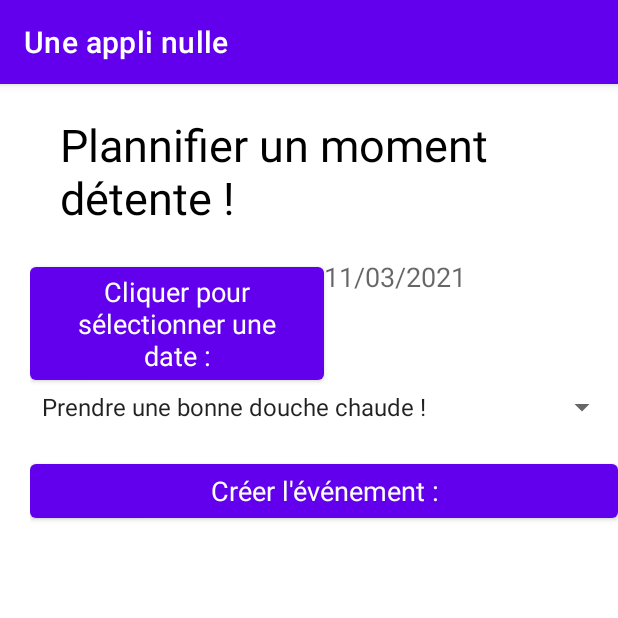
After one commit to Alexandrine-Labbe/ProjetAndroid, an Android app: the EventActivity screen opened directly, with no data from a screen before it, on a phone screen of 412 x 824 dp, the top half of it. The commit adds this screen. Run offline under Robolectric (Android 15) with nearby library versions, the phone set to English and light mode, and no system bars; network calls fail.

Commit message:
:sparkles: calendar events

```diff
--- /dev/null
+++ b/app/src/main/java/fr/alexandrine/uneapplinulle/EventActivity.java
@@ -0,0 +1,145 @@
+package fr.alexandrine.uneapplinulle;
+
+import androidx.appcompat.app.AppCompatActivity;
+import androidx.core.app.ActivityCompat;
+
+import android.Manifest;
+import android.app.DatePickerDialog;
+import android.app.Dialog;
+import android.content.ContentResolver;
+import android.content.ContentValues;
+import android.content.pm.PackageManager;
+import android.net.Uri;
+import android.os.Bundle;
+import android.provider.CalendarContract;
+import android.util.Log;
+import android.view.View;
+import android.widget.AdapterView;
+import android.widget.ArrayAdapter;
+import android.widget.DatePicker;
+import android.widget.Spinner;
+import android.widget.TextView;
+import android.widget.Toast;
+
+import java.text.DecimalFormat;
+import java.util.ArrayList;
+import java.util.Calendar;
+import java.util.HashMap;
+import java.util.List;
+import java.util.Map;
+
+public class EventActivity extends AppCompatActivity {
+
+    private DatePicker datePicker;
+    private Calendar calendar;
+    private TextView dateView;
+    private Spinner eventSpinner;
+    private int year, month, day;
+    private int selectedYear;
+    private String selectedMonth, selectedDay;
+    private final DecimalFormat twodigits = new DecimalFormat("00");
+    private Map<String, String> events_map;
+
+
+
+    @Override
+    protected void onCreate(Bundle savedInstanceState) {
+        super.onCreate(savedInstanceState);
+        setContentView(R.layout.activity_event);
+
+        dateView = (TextView) findViewById(R.id.dateText);
+        calendar = Calendar.getInstance();
+        year = calendar.get(Calendar.YEAR);
+        selectedYear = calendar.get(Calendar.YEAR);
+        month = calendar.get(Calendar.MONTH);
+        selectedMonth = String.valueOf(calendar.get(Calendar.MONTH));
+        day = calendar.get(Calendar.DAY_OF_MONTH);
+        selectedDay = String.valueOf(calendar.get(Calendar.DAY_OF_MONTH));
+
+        showDate(year, twodigits.format(month+1), twodigits.format(day));
+
+        eventSpinner = findViewById(R.id.event_spinner);
+
+        String[] eventsTitle = this.getResources().getStringArray(R.array.events_array);
+        String[] eventsDescription = this.getResources().getStringArray(R.array.events_desc_array);
+
+        ArrayAdapter<String> dataAdapter = new ArrayAdapter<>(this, android.R.layout.simple_spinner_item, eventsTitle);
+
+        dataAdapter.setDropDownViewResource(android.R.layout.simple_spinner_dropdown_item);
+
+        eventSpinner.setAdapter(dataAdapter);
+
+        events_map = new HashMap<>();
+
+        for (int i = 0; i < eventsTitle.length; i++) {
+            events_map.put(eventsTitle[i], eventsDescription[i]);
+        }
+
+        if (ActivityCompat.checkSelfPermission(this, Manifest.permission.WRITE_CALENDAR) != PackageManager.PERMISSION_GRANTED)
+        {
+            ActivityCompat.requestPermissions(this, new String[]{Manifest.permission.WRITE_CALENDAR}, 0);
+
+        }
+
+
+    }
+
+    private void showDate(int year, String month, String day) {
+        selectedDay = day;
+        selectedMonth = month;
+        selectedYear = year;
+
+        dateView.setText(new StringBuilder().append(day).append("/")
+                .append(month).append("/").append(year));
+    }
+
+    @SuppressWarnings("deprecation")
+    public void setDate(View view) {
+        showDialog(999);
+    }
+
+    @SuppressWarnings("deprecation")
+    @Override
+    protected Dialog onCreateDialog(int id) {
+        // TODO Auto-generated method stub
+        if (id == 999) {
+            return new DatePickerDialog(this,
+                    myDateListener, year, month, day);
+        }
+        return null;
+    }
+
+    private final DatePickerDialog.OnDateSetListener myDateListener = (arg0, arg1, arg2, arg3) -> showDate(arg1, twodigits.format(arg2+1),  twodigits.format(arg3));
+
+    public void createEvent(View view)
+    {
+        long calID = 1;
+        long startMillis = 0;
+        Calendar beginTime = Calendar.getInstance();
+        beginTime.set(selectedYear, Integer.parseInt(selectedMonth) - 1, Integer.parseInt(selectedDay));
+
+
+        startMillis = beginTime.getTimeInMillis();
+        String title = eventSpinner.getSelectedItem().toString();
+        String desc = events_map.get(title);
+
+        ContentResolver cr = getContentResolver();
+        ContentValues values = new ContentValues();
+        values.put(CalendarContract.Events.DTSTART, startMillis);
+        values.put(CalendarContract.Events.DTEND, startMillis);
+        values.put(CalendarContract.Events.TITLE, title);
+        values.put(CalendarContract.Events.ALL_DAY, 1);
+        values.put(CalendarContract.Events.DESCRIPTION, desc);
+        values.put(CalendarContract.Events.CALENDAR_ID, calID);
+        values.put(CalendarContract.Events.EVENT_TIMEZONE, "Europe/Paris");
+        cr.insert(CalendarContract.Events.CONTENT_URI, values);
+
+        Log.d("EventActivity", values.toString());
+
+        Toast toast = Toast.makeText(getApplicationContext(), R.string.event_added, Toast.LENGTH_LONG);
+        toast.show();
+    }
+
+
+
+}
--- /dev/null
+++ b/app/src/main/res/layout/activity_event.xml
@@ -0,0 +1,73 @@
+<?xml version="1.0" encoding="utf-8"?>
+<LinearLayout xmlns:android="http://schemas.android.com/apk/res/android"
+    xmlns:app="http://schemas.android.com/apk/res-auto"
+    xmlns:tools="http://schemas.android.com/tools"
+    android:layout_width="match_parent"
+    android:layout_height="match_parent"
+    android:orientation="vertical"
+    android:layout_marginLeft="20dp"
+    tools:context=".EventActivity"
+    android:layout_marginStart="20dp">
+
+    <TextView
+        android:text="@string/create_event_msg"
+        android:textSize="30sp"
+        android:layout_width="match_parent"
+        android:layout_height="wrap_content"
+        android:layout_marginLeft="20dp"
+        android:layout_marginStart="20dp"
+        android:layout_marginTop="20dp"
+        android:layout_marginBottom="20dp"
+        android:textColor="@color/black"
+        />
+    <LinearLayout
+        android:layout_width="fill_parent"
+        android:layout_height="wrap_content"
+        android:orientation="horizontal"
+        >
+        <Button
+            android:id="@+id/dateLabel"
+            android:layout_width="fill_parent"
+            android:layout_height="fill_parent"
+            android:layout_weight="50"
+            android:text="@string/date_label_set"
+            android:onClick="setDate"
+            android:textAppearance="?android:attr/textAppearanceMedium" />
+
+        <TextView
+            android:id="@+id/dateText"
+            android:layout_width="fill_parent"
+            android:layout_height="fill_parent"
+            android:layout_weight="50"
+            android:text=""
+            android:textAppearance="?android:attr/textAppearanceMedium" />
+
+    </LinearLayout>
+
+
+
+    <Spinner
+        android:id="@+id/event_spinner"
+        android:layout_width="match_parent"
+        android:layout_height="wrap_content"
+        android:prompt="@string/spinner_title"/>
+
+    <LinearLayout
+        android:layout_width="fill_parent"
+        android:layout_height="wrap_content"
+        android:orientation="horizontal"
+        >
+
+        <Button
+            android:id="@+id/validate_event_btn"
+            android:layout_width="0dp"
+            android:layout_height="fill_parent"
+            android:layout_weight="1"
+            android:onClick="createEvent"
+            android:text="@string/validate_event"
+            android:textAppearance="?android:attr/textAppearanceMedium"
+            android:layout_marginVertical="20dp"/>
+    </LinearLayout>
+
+
+</LinearLayout>
--- a/app/src/main/res/values/strings.xml
+++ b/app/src/main/res/values/strings.xml
@@ -1,8 +1,9 @@
 <resources>
     <string name="app_name">Une appli nulle</string>
-    <string name="app_desc_msg">Une appli nulle mais qui donne le sourire quand on est triste 😊<br/> Au programme, blagues et chiens à gogo !</string>
+    <string name="app_desc_msg">Une appli nulle mais qui donne le sourire quand on est triste 😊<br /> Au programme, blagues et chiens à gogo !</string>
     <string name="welcome_msg">Bienvenue !</string>
     <string name="create_image_msg">Voir un chien !</string>
+    <string name="create_event_msg">Plannifier un moment détente !</string>
     <string name="new_image_msg">Voir un autre chien !</string>
     <string name="download_image_msg">Télécharger !</string>
     <string name="jokes_msg">Lire des blagues !</string>
@@ -15,5 +16,25 @@
     <string name="downloading_starting_msg">Début du téléchargement …</string>
     <string name="error_network">Non connecté à internet</string>
     <string name="error_query">Erreur de requête</string>
+    <string name="date_label_set">Cliquer pour sélectionner une date : </string>
+    <string name="validate_event">Créer l\'événement : </string>
+    <string name="spinner_title">Selectioner un événement : </string>
+    <string name="event_added">Événement ajouté ! </string>
+
+    <string-array name="events_array">
+        <item>Prendre une bonne douche chaude !</item>
+        <item>Lire des blagues !</item>
+        <item>Regarder des photos d\'animaux mignons !</item>
+        <item>Se faire beau/belle !</item>
+        <item>Manger un bon repas !</item>
+    </string-array>
+
+    <string-array name="events_desc_array">
+        <item>Va te détendre en prenant une bonne douche ou un bain bien chaud ! ça réchauffe et détend les muscles !</item>
+        <item>Va lire des blagues ! ça rend toujours de bonne humeur et tu as une super appli avec des blagues ! Comme par hasard !</item>
+        <item>Va tegarder des photos d\'animaux mignons ! Quoi de mieux pour être de bonne humeur ? Tu as des même une appli avec des photos de chiens ! Quelle chance !</item>
+        <item>Va te faire une petite beauté, ça fait toujours du bien à l\'estime et au moral !</item>
+        <item>Va te remplir le ventre avec tes plats préférer !</item>
+    </string-array>
 
 </resources>
```
Also changed, not shown: app/src/main/AndroidManifest.xml (+6 -4 lines), app/src/main/java/fr/alexandrine/uneapplinulle/MainActivity.java (+10 -6 lines), app/src/main/res/layout/activity_main.xml (+20 -1 lines).
